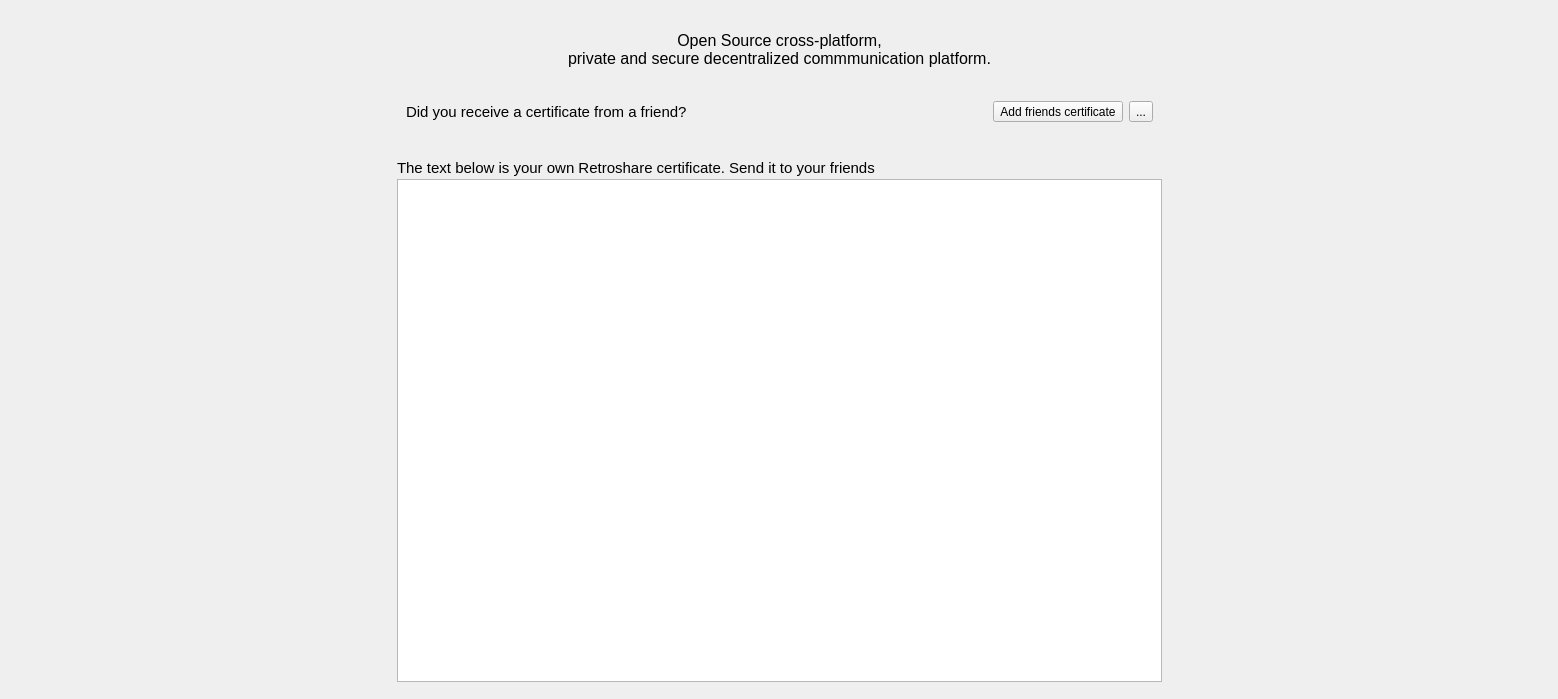
First picture: the form in retroshare-gui/src/gui/HomePage.ui, repository RetroShare/RetroShare, before the edit.
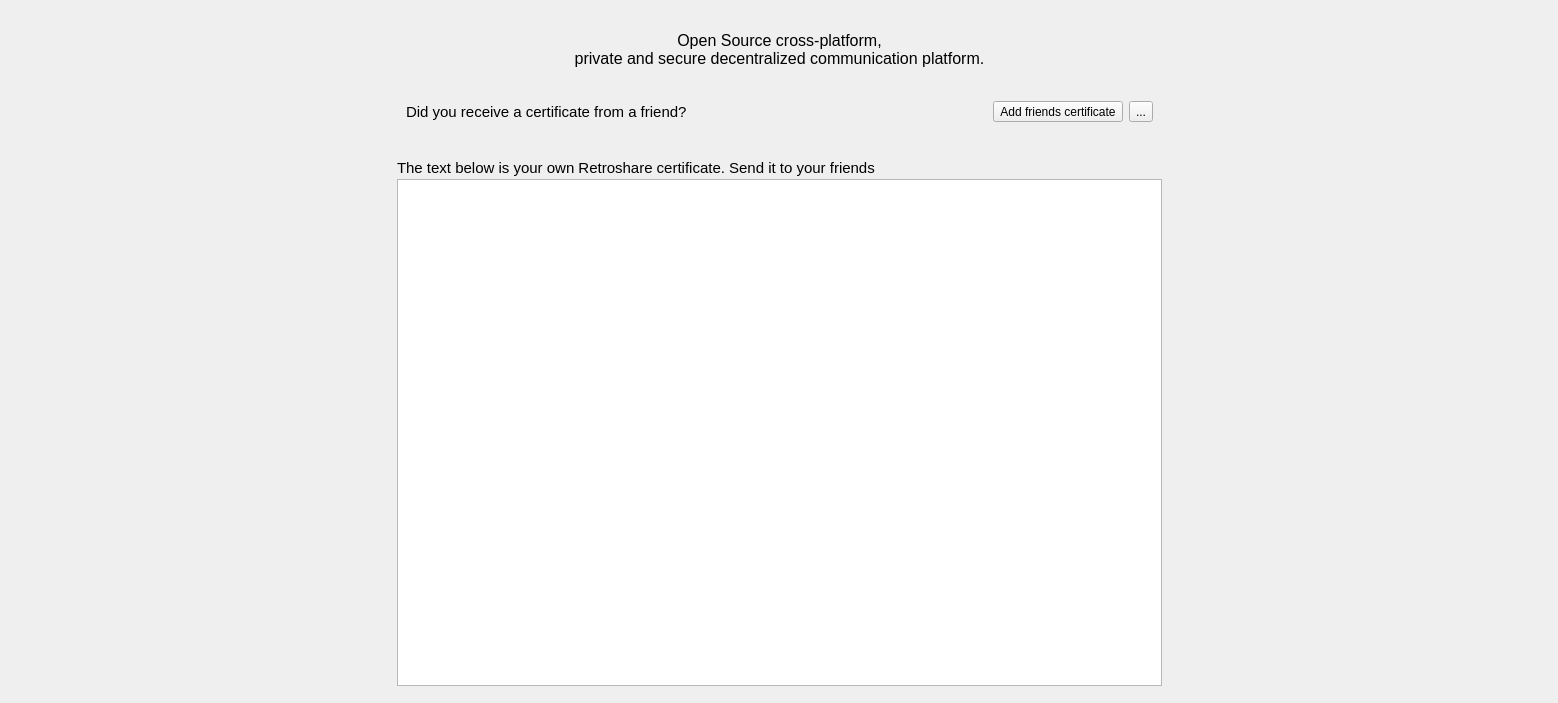
Second picture: the form after the edit. Icons and pictures are not drawn.

What changed in the file:
```diff
--- a/retroshare-gui/src/gui/HomePage.ui
+++ b/retroshare-gui/src/gui/HomePage.ui
@@ -7,7 +7,7 @@
     <x>0</x>
     <y>0</y>
     <width>1558</width>
-    <height>699</height>
+    <height>703</height>
    </rect>
   </property>
   <property name="windowTitle">
@@ -195,7 +195,7 @@
      </property>
      <property name="text">
       <string>Open Source cross-platform, 
-private and secure decentralized commmunication platform.	
+private and secure decentralized communication platform.	
 </string>
      </property>
      <property name="alignment">
```
